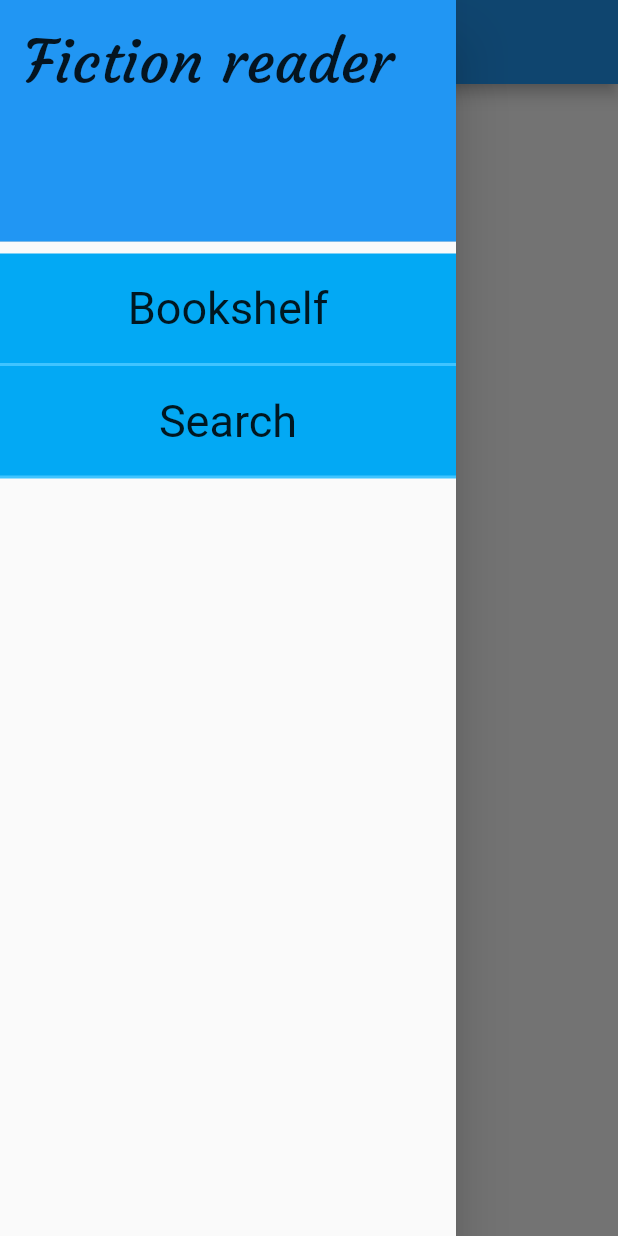
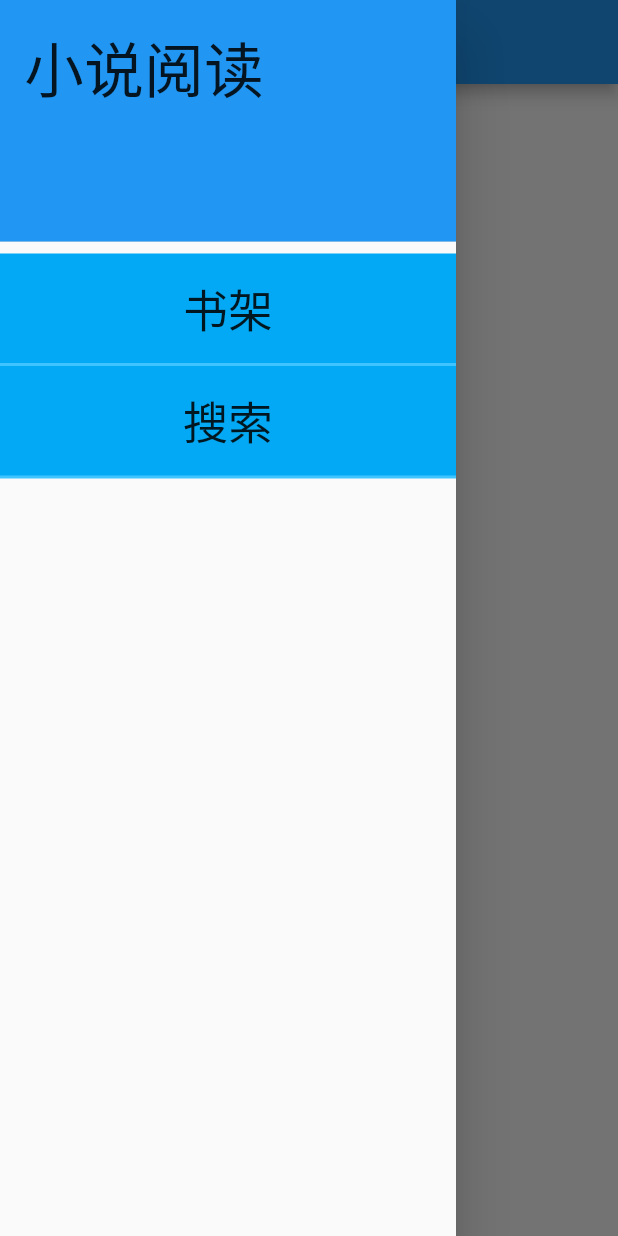
Before and after one commit to CGQAQ/FictionReader, a Flutter app: the screen it shows after launch, with the side drawer open, on a phone screen of 412 x 824 dp. Run offline on Flutter 3.47's test engine with Material 2 defaults, Android fonts, the phone set to English and light mode, and no system bars; our stand-ins replace google_fonts, shared_preferences, sqflite; missing offline and left inert: draggable_scrollbar; accounts and stored records are empty; Roboto replaces fonts that are missing (Sanchez).

```diff
--- a/lib/views/drawer.dart
+++ b/lib/views/drawer.dart
@@ -14,12 +14,12 @@ Drawer mainDrawer(
       children: [
         DrawerHeader(
           child: Text(
-            "Fiction reader",
+            "小说阅读",
             style: GoogleFonts.courgette(fontSize: 40),
           ),
           decoration: BoxDecoration(color: Colors.blue),
         ),
-        ...["Bookshelf", "Search"].map((it) => _myListTile(
+        ...["书架", "搜索"].map((it) => _myListTile(
               state,
               onchange,
               it,
--- a/pubspec.yaml
+++ b/pubspec.yaml
@@ -56,13 +56,7 @@ flutter:
         - asset: assets/fonts/Ma_Shan_Zheng/MaShanZheng-Regular.ttf
     - family: Noto_Serif_SC
       fonts:
-        - asset: assets/fonts/Noto_Serif_SC/NotoSerifSC-Black.otf
-        - asset: assets/fonts/Noto_Serif_SC/NotoSerifSC-Bold.otf
-        - asset: assets/fonts/Noto_Serif_SC/NotoSerifSC-ExtraLight.otf
-        - asset: assets/fonts/Noto_Serif_SC/NotoSerifSC-Light.otf
-        - asset: assets/fonts/Noto_Serif_SC/NotoSerifSC-Medium.otf
         - asset: assets/fonts/Noto_Serif_SC/NotoSerifSC-Regular.otf
-        - asset: assets/fonts/Noto_Serif_SC/NotoSerifSC-SemiBold.otf
     - family: ZCOOL_KuaiLe
       fonts:
         - asset: assets/fonts/ZCOOL_KuaiLe/ZCOOLKuaiLe-Regular.ttf
```
